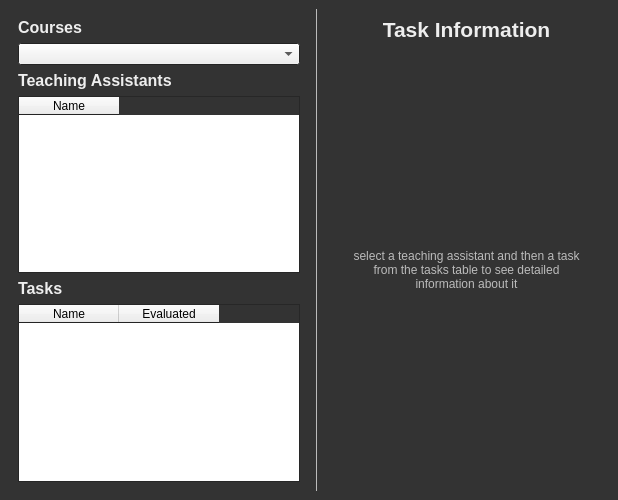
Qt form TAEval-Client/instructorwindow.ui (wfairclough/TAE) before a commit.
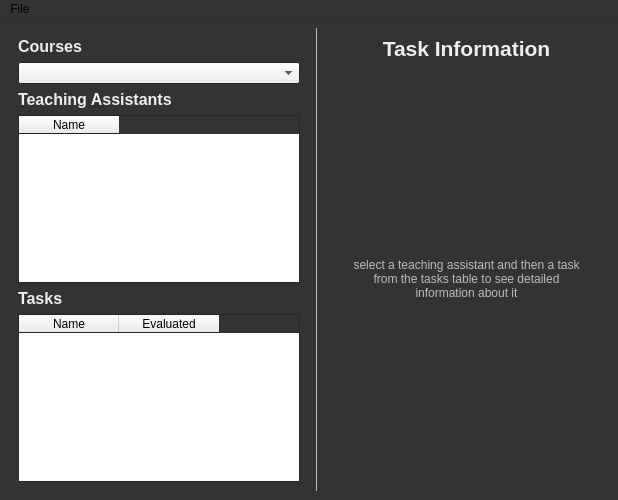
The same form after that commit.

Diff of the .ui file:
```diff
--- a/TAEval-Client/instructorwindow.ui
+++ b/TAEval-Client/instructorwindow.ui
@@ -889,6 +889,15 @@
      <height>24</height>
     </rect>
    </property>
+   <widget class="QMenu" name="menuFile">
+    <property name="title">
+     <string>File</string>
+    </property>
+    <addaction name="actionLogout"/>
+    <addaction name="separator"/>
+    <addaction name="actionQuit"/>
+   </widget>
+   <addaction name="menuFile"/>
   </widget>
  </widget>
  <resources/>
```
Left out of the diff: 13 changed lines with no effect on the pictures.
